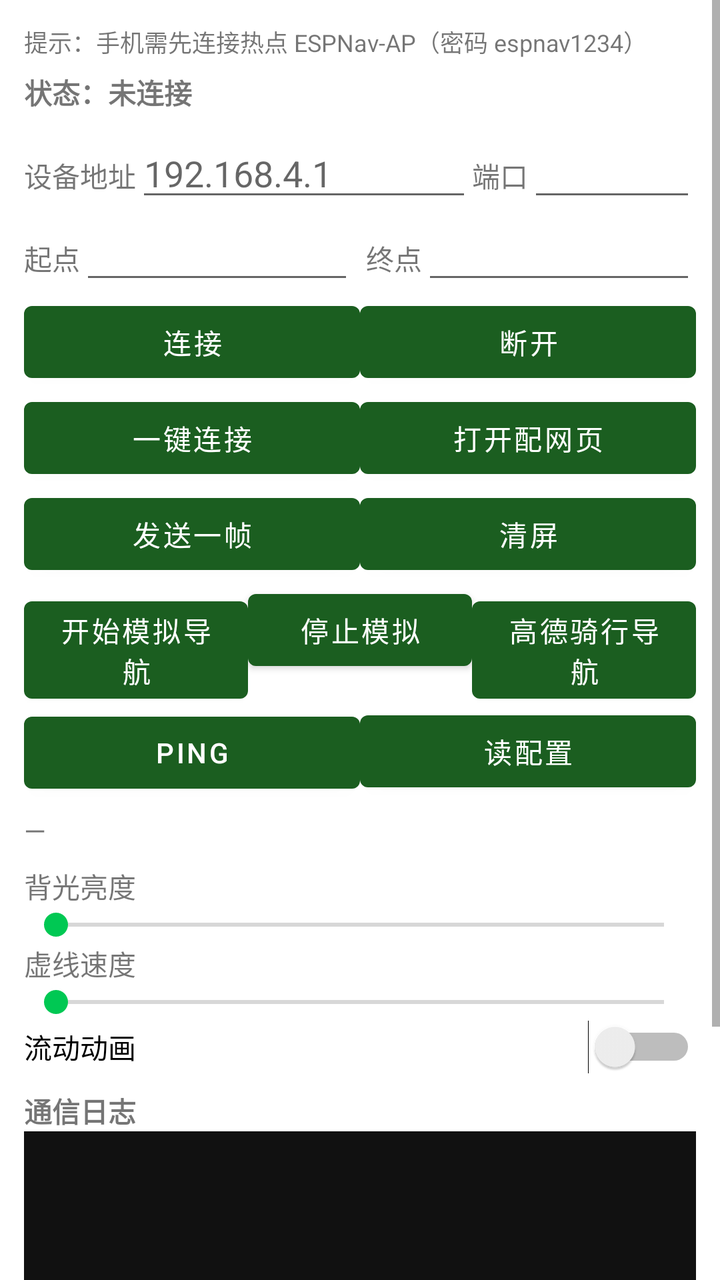
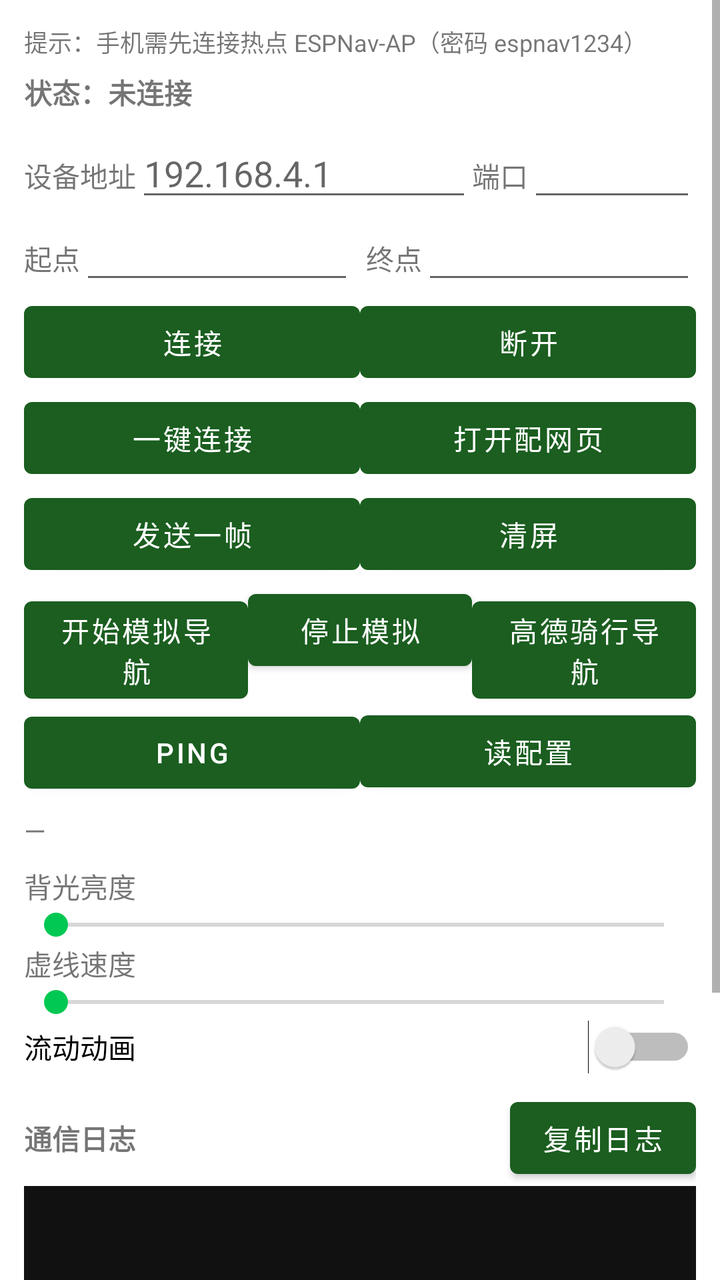

Screens rendered from an Android XML layout before and after an edit, with the pre-edit source and the edit as a unified diff.
<!-- AndroidManifest.xml: application theme Theme.EspNav -->
<!-- res/layout/activity_main.xml -->
<?xml version="1.0" encoding="utf-8"?>
<ScrollView xmlns:android="http://schemas.android.com/apk/res/android"
    android:layout_width="match_parent"
    android:layout_height="match_parent"
    android:fillViewport="true">

    <LinearLayout
        android:layout_width="match_parent"
        android:layout_height="wrap_content"
        android:orientation="vertical"
        android:padding="12dp">

        <TextView
            android:layout_width="match_parent"
            android:layout_height="wrap_content"
            android:text="@string/tip_hotspot"
            android:textSize="12sp"
            android:paddingBottom="6dp" />

        <TextView
            android:id="@+id/tvStatus"
            android:layout_width="match_parent"
            android:layout_height="wrap_content"
            android:text="@string/label_status"
            android:textStyle="bold"
            android:paddingBottom="8dp" />

        
        <LinearLayout
            android:layout_width="match_parent"
            android:layout_height="wrap_content"
            android:orientation="horizontal">

            <TextView
                android:layout_width="wrap_content"
                android:layout_height="wrap_content"
                android:text="@string/label_host"
                android:gravity="center_vertical" />

            <EditText
                android:id="@+id/etHost"
                android:layout_width="0dp"
                android:layout_height="wrap_content"
                android:layout_weight="2"
                android:hint="@string/hint_host"
                android:inputType="text"
                android:importantForAutofill="no" />

            <TextView
                android:layout_width="wrap_content"
                android:layout_height="wrap_content"
                android:text="@string/label_port"
                android:gravity="center_vertical" />

            <EditText
                android:id="@+id/etPort"
                android:layout_width="0dp"
                android:layout_height="wrap_content"
                android:layout_weight="1"
                android:inputType="number"
                android:importantForAutofill="no" />
        </LinearLayout>

        <LinearLayout
            android:layout_width="match_parent"
            android:layout_height="wrap_content"
            android:orientation="horizontal">

            <TextView
                android:layout_width="wrap_content"
                android:layout_height="wrap_content"
                android:text="@string/label_from"
                android:gravity="center_vertical" />

            <EditText
                android:id="@+id/etFrom"
                android:layout_width="0dp"
                android:layout_height="wrap_content"
                android:layout_weight="1"
                android:layout_marginEnd="6dp"
                android:inputType="text"
                android:importantForAutofill="no" />

            <TextView
                android:layout_width="wrap_content"
                android:layout_height="wrap_content"
                android:text="@string/label_to"
                android:gravity="center_vertical" />

            <EditText
                android:id="@+id/etTo"
                android:layout_width="0dp"
                android:layout_height="wrap_content"
                android:layout_weight="1"
                android:inputType="text"
                android:importantForAutofill="no" />
        </LinearLayout>

        <LinearLayout
            android:layout_width="match_parent"
            android:layout_height="wrap_content"
            android:orientation="horizontal">

            <Button
                android:id="@+id/btnConnect"
                android:layout_width="0dp"
                android:layout_height="wrap_content"
                android:layout_weight="1"
                android:text="@string/btn_connect" />

            <Button
                android:id="@+id/btnDisconnect"
                android:layout_width="0dp"
                android:layout_height="wrap_content"
                android:layout_weight="1"
                android:text="@string/btn_disconnect" />
        </LinearLayout>

        <LinearLayout
            android:layout_width="match_parent"
            android:layout_height="wrap_content"
            android:orientation="horizontal">

            <Button
                android:id="@+id/btnQuickConnect"
                android:layout_width="0dp"
                android:layout_height="wrap_content"
                android:layout_weight="1"
                android:text="@string/btn_quick_connect" />

            <Button
                android:id="@+id/btnOpenProv"
                android:layout_width="0dp"
                android:layout_height="wrap_content"
                android:layout_weight="1"
                android:text="@string/btn_open_prov" />
        </LinearLayout>

        
        <LinearLayout
            android:layout_width="match_parent"
            android:layout_height="wrap_content"
            android:orientation="horizontal">

            <Button
                android:id="@+id/btnSendOnce"
                android:layout_width="0dp"
                android:layout_height="wrap_content"
                android:layout_weight="1"
                android:text="@string/btn_send_once" />

            <Button
                android:id="@+id/btnClear"
                android:layout_width="0dp"
                android:layout_height="wrap_content"
                android:layout_weight="1"
                android:text="@string/btn_clear" />
        </LinearLayout>

        <LinearLayout
            android:layout_width="match_parent"
            android:layout_height="wrap_content"
            android:orientation="horizontal">

            <Button
                android:id="@+id/btnMockStart"
                android:layout_width="0dp"
                android:layout_height="wrap_content"
                android:layout_weight="1"
                android:text="@string/btn_mock_start" />

            <Button
                android:id="@+id/btnMockStop"
                android:layout_width="0dp"
                android:layout_height="wrap_content"
                android:layout_weight="1"
                android:text="@string/btn_mock_stop" />

            <Button
                android:id="@+id/btnAmapNav"
                android:layout_width="0dp"
                android:layout_height="wrap_content"
                android:layout_weight="1"
                android:text="@string/btn_amap_nav" />
        </LinearLayout>

        <LinearLayout
            android:layout_width="match_parent"
            android:layout_height="wrap_content"
            android:orientation="horizontal">

            <Button
                android:id="@+id/btnPing"
                android:layout_width="0dp"
                android:layout_height="wrap_content"
                android:layout_weight="1"
                android:text="@string/btn_ping" />

            <Button
                android:id="@+id/btnGetConfig"
                android:layout_width="0dp"
                android:layout_height="wrap_content"
                android:layout_weight="1"
                android:text="@string/btn_get_config" />
        </LinearLayout>

        <TextView
            android:id="@+id/tvStage"
            android:layout_width="match_parent"
            android:layout_height="wrap_content"
            android:paddingTop="6dp"
            android:text="—" />

        
        <TextView
            android:layout_width="match_parent"
            android:layout_height="wrap_content"
            android:paddingTop="8dp"
            android:text="@string/label_brightness" />

        <SeekBar
            android:id="@+id/seekBrightness"
            android:layout_width="match_parent"
            android:layout_height="wrap_content"
            android:max="100" />

        <TextView
            android:layout_width="match_parent"
            android:layout_height="wrap_content"
            android:text="@string/label_dash_speed" />

        <SeekBar
            android:id="@+id/seekDashSpeed"
            android:layout_width="match_parent"
            android:layout_height="wrap_content"
            android:max="120" />

        <Switch
            android:id="@+id/switchAnim"
            android:layout_width="match_parent"
            android:layout_height="wrap_content"
            android:text="@string/label_anim" />

        
        <TextView
            android:layout_width="match_parent"
            android:layout_height="wrap_content"
            android:paddingTop="8dp"
            android:text="@string/label_log"
            android:textStyle="bold" />

        <ScrollView
            android:id="@+id/svLog"
            android:layout_width="match_parent"
            android:layout_height="220dp"
            android:background="#111111">

            <TextView
                android:id="@+id/tvLog"
                android:layout_width="match_parent"
                android:layout_height="wrap_content"
                android:padding="6dp"
                android:textColor="#DDDDDD"
                android:textSize="12sp"
                android:typeface="monospace" />
        </ScrollView>
    </LinearLayout>
</ScrollView>
<!-- resources referenced by this layout -->
<resources>
  <string name="btn_amap_nav">高德骑行导航</string>
  <string name="btn_clear">清屏</string>
  <string name="btn_connect">连接</string>
  <string name="btn_disconnect">断开</string>
  <string name="btn_get_config">读配置</string>
  <string name="btn_mock_start">开始模拟导航</string>
  <string name="btn_mock_stop">停止模拟</string>
  <string name="btn_open_prov">打开配网页</string>
  <string name="btn_ping">PING</string>
  <string name="btn_quick_connect">一键连接</string>
  <string name="btn_send_once">发送一帧</string>
  <string name="hint_host">192.168.4.1</string>
  <string name="label_anim">流动动画</string>
  <string name="label_brightness">背光亮度</string>
  <string name="label_dash_speed">虚线速度</string>
  <string name="label_from">起点</string>
  <string name="label_host">设备地址</string>
  <string name="label_log">通信日志</string>
  <string name="label_port">端口</string>
  <string name="label_status">状态：未连接</string>
  <string name="label_to">终点</string>
  <string name="tip_hotspot">提示：手机需先连接热点 ESPNav-AP（密码 espnav1234）</string>
  <style name="Theme.EspNav" parent="Theme.MaterialComponents.DayNight.NoActionBar">
          <item name="colorPrimary">#1B5E20</item>
          <item name="colorPrimaryVariant">#0B3D0F</item>
          <item name="colorOnPrimary">#FFFFFF</item>
          <item name="colorSecondary">#00C853</item>
          <item name="android:statusBarColor" tools:targetApi="l">#0B3D0F</item>
      </style>
</resources>

<!-- the commit's change to res/layout/activity_main.xml (unified diff, before → after) -->
@@ -242,12 +242,26 @@
             android:text="@string/label_anim" />
 
         
-        <TextView
-            android:layout_width="match_parent"
-            android:layout_height="wrap_content"
-            android:paddingTop="8dp"
-            android:text="@string/label_log"
-            android:textStyle="bold" />
+        <LinearLayout
+            android:layout_width="match_parent"
+            android:layout_height="wrap_content"
+            android:orientation="horizontal"
+            android:paddingTop="8dp">
+
+            <TextView
+                android:layout_width="0dp"
+                android:layout_height="wrap_content"
+                android:layout_weight="1"
+                android:text="@string/label_log"
+                android:textStyle="bold"
+                android:gravity="center_vertical" />
+
+            <Button
+                android:id="@+id/btnCopyLog"
+                android:layout_width="wrap_content"
+                android:layout_height="wrap_content"
+                android:text="@string/btn_copy_log" />
+        </LinearLayout>
 
         <ScrollView
             android:id="@+id/svLog"
<!-- resource entries referenced after the edit -->
@@ -3,6 +3,7 @@
   <string name="btn_amap_nav">高德骑行导航</string>
   <string name="btn_clear">清屏</string>
   <string name="btn_connect">连接</string>
+  <string name="btn_copy_log">复制日志</string>
   <string name="btn_disconnect">断开</string>
   <string name="btn_get_config">读配置</string>
   <string name="btn_mock_start">开始模拟导航</string>
